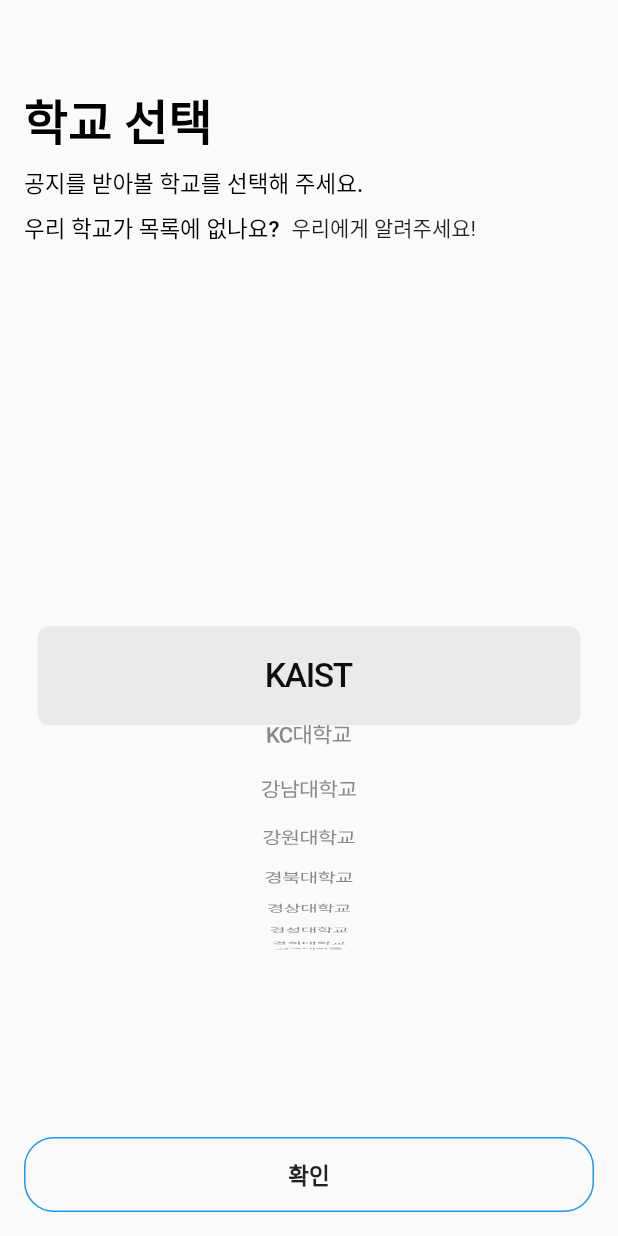
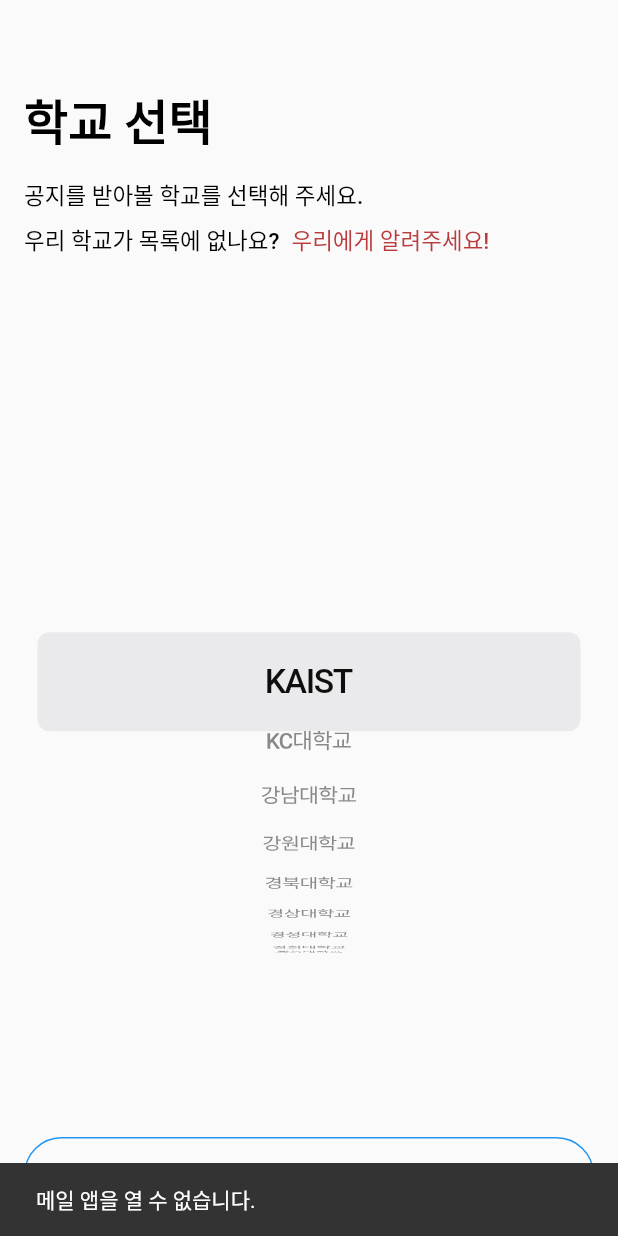
Before and after one commit to presto95/UniTice_Flutter, a Flutter app: the screen it shows after launch, after a tap on "우리에게 알려주세요!", on a phone screen of 412 x 824 dp. Run offline on Flutter 3.47's test engine with Material 2 defaults, Android fonts, the phone set to English and light mode, and no system bars; our stand-ins replace flutter_local_notifications, shared_preferences, sqflite, webview_flutter; missing offline and left inert: launch_review, notification_permissions, system_setting; accounts and stored records are empty.

Commit message:
Refactor start flow

```diff
--- a/lib/model/register_model.dart
+++ b/lib/model/register_model.dart
@@ -2,5 +2,5 @@ class RegisterModel {
   String university;
   List<String> keywords;
 
-  static RegisterModel shared = RegisterModel();
+  static RegisterModel instance = RegisterModel();
 }
--- a/lib/page/main/setting_page.dart
+++ b/lib/page/main/setting_page.dart
@@ -1,5 +1,4 @@
 import "package:flutter/material.dart";
-import "package:flutter_email_sender/flutter_email_sender.dart";
 import 'package:launch_review/launch_review.dart';
 import 'package:unitice/widget/app_bar_title_text.dart';
 import 'package:unitice/widget/notice_visibility_list_tile.dart';
@@ -72,8 +71,6 @@ class SettingPage extends StatelessWidget {
     if (await canLaunch(url)) {
       await launch(url);
     }
-    // final email = Email(recipients: const ["yoohan95@gmail.com"]);
-    // FlutterEmailSender.send(email);
   }
 
   void _openStorePage() {
--- a/lib/page/start/register_university_page.dart
+++ b/lib/page/start/register_university_page.dart
@@ -1,6 +1,5 @@
 import "package:flutter/material.dart";
 import 'package:flutter/rendering.dart';
-import 'package:flutter_email_sender/flutter_email_sender.dart';
 import 'package:unitice/helper/start_ui_helper.dart';
 import 'package:unitice/model/register_model.dart';
 import 'package:unitice/model/university_helper.dart';
@@ -26,21 +25,23 @@ class _RegisterUniversityPageState extends State<RegisterUniversityPage>
           crossAxisAlignment: CrossAxisAlignment.start,
           children: <Widget>[
             SizedBox(height: 40),
-            _buildPageInformationTexts(),
+            Builder(builder: (context) => _buildPageInformationTexts(context)),
             _buildUniversityPickerView(),
-            Builder(builder: (context) => _buildButtonsContainer(context)),
+            Builder(builder: (context) => _buildButtonContainer(context)),
           ],
         ),
       ),
     );
   }
 
-  Widget _buildPageInformationTexts() {
+  // UI
+
+  Widget _buildPageInformationTexts(BuildContext context) {
     return Column(
       crossAxisAlignment: CrossAxisAlignment.start,
       children: <Widget>[
         buildTitleText("학교 선택"),
-        SizedBox(height: 8),
+        SizedBox(height: 16),
         buildSubtitleText("공지를 받아볼 학교를 선택해 주세요."),
         SizedBox(height: 8),
         Row(
@@ -48,8 +49,15 @@ class _RegisterUniversityPageState extends State<RegisterUniversityPage>
             buildSubtitleText("우리 학교가 목록에 없나요?"),
             SizedBox(width: 8),
             GestureDetector(
-              onTap: _makeEmailForm,
-              child: Text("우리에게 알려주세요!"),
+              onTap: () => _makeEmailForm(context),
+              child: Text(
+                "우리에게 알려주세요!",
+                style: TextStyle(
+                  color: Theme.of(context).primaryColor,
+                  fontWeight: FontWeight.w500,
+                  fontSize: 15,
+                ),
+              ),
             ),
           ],
         ),
@@ -67,7 +75,7 @@ class _RegisterUniversityPageState extends State<RegisterUniversityPage>
     );
   }
 
-  Widget _buildButtonsContainer(BuildContext context) {
+  Widget _buildButtonContainer(BuildContext context) {
     return Container(
       margin: const EdgeInsets.only(top: 20),
       child: Row(
@@ -83,28 +91,31 @@ class _RegisterUniversityPageState extends State<RegisterUniversityPage>
     );
   }
 
+  // Non-UI
+
   void _registerUniversity(BuildContext context) {
-    if (_selectedUniversity == null) {
+    if (_selectedUniversity != null) {
+      RegisterModel.instance.university = _selectedUniversity;
+      Navigator.of(context).pushNamed("/start/registerKeyword");
+    } else {
       final snackBar = SnackBar(
         content: Text("학교를 선택하세요."),
       );
       Scaffold.of(context).showSnackBar(snackBar);
-    } else {
-      RegisterModel.shared.university = _selectedUniversity;
-      Navigator.of(context).pushNamed("/start/registerKeyword");
     }
   }
 
-  void _makeEmailForm() async {
+  void _makeEmailForm(BuildContext context) async {
     final url =
         "mailto:" + "yoohan95@gmail.com" + "?subject=[다연결] 우리 학교가 목록에 없어요.";
-    if (await canLaunch(url)) {
+    final canLaunchMail = await canLaunch(url);
+    if (canLaunchMail) {
       await launch(url);
+    } else {
+      final snackBar = SnackBar(
+        content: Text("메일 앱을 열 수 없습니다."),
+      );
+      Scaffold.of(context).showSnackBar(snackBar);
     }
-    // final email = Email(
-    //   subject: "[다연결] 우리 학교가 목록에 없어요.",
-    //   recipients: const ["yoohan95@gmail.com"],
-    // );
-    // FlutterEmailSender.send(email);
   }
 }
--- a/lib/widget/start_button.dart
+++ b/lib/widget/start_button.dart
@@ -8,8 +8,8 @@ class StartButton extends StatelessWidget {
 
   @override
   Widget build(BuildContext context) {
-    final String text = type == StartButtonType.confirm ? "확인" : "뒤로";
-    final Color borderColor =
+    final text = type == StartButtonType.confirm ? "확인" : "뒤로";
+    final borderColor =
         type == StartButtonType.confirm ? Colors.blue : Colors.red;
     return Container(
       child: FlatButton(
@@ -28,7 +28,7 @@ class StartButton extends StatelessWidget {
           style: BorderStyle.solid,
           width: 1,
         ),
-        borderRadius: BorderRadius.circular(20),
+        borderRadius: BorderRadius.circular(50),
       ),
     );
   }
--- a/pubspec.yaml
+++ b/pubspec.yaml
@@ -19,7 +19,6 @@ environment:
 dependencies:
   flutter:
     sdk: flutter
-  flutter_email_sender: ^2.0.3
   flutter_local_notifications: ^0.7.1+3
   shared_preferences: ^0.5.3+1
   sqflite: ^1.1.5
```
Also changed, not shown: lib/page/start/confirm_page.dart (+9 -10 lines), lib/page/start/register_keyword_page.dart (+35 -35 lines), pubspec.lock.
